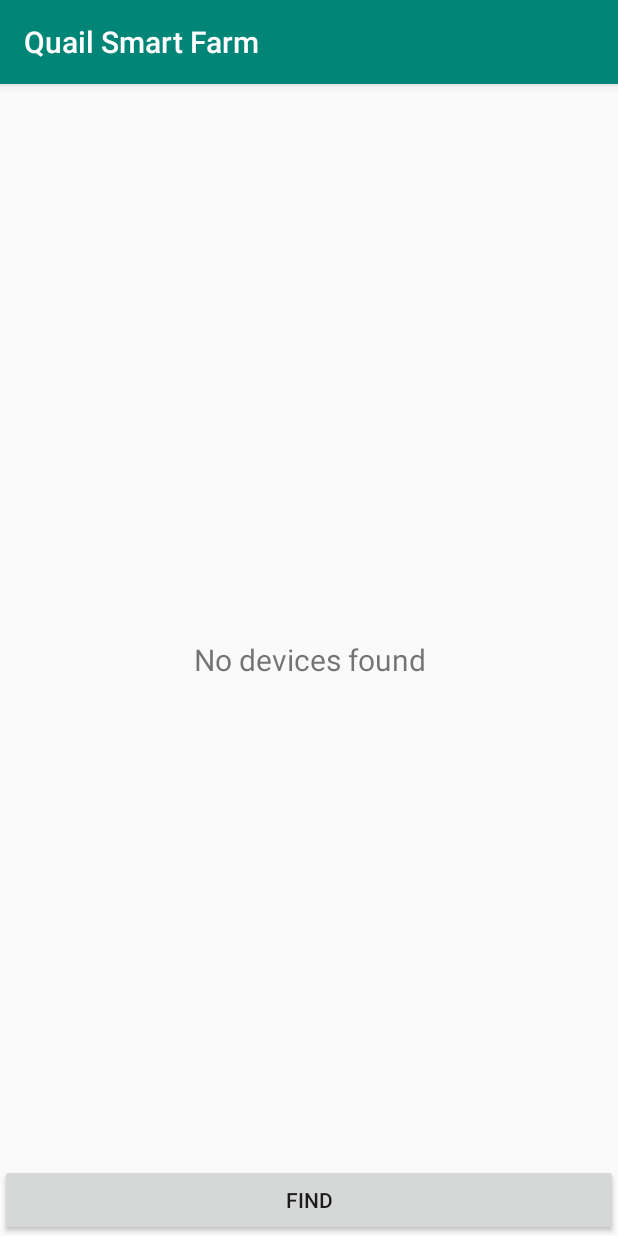
After one commit to pslyp/QuailSmartFarm, an Android app: the DeviceList_2 screen opened directly, with no data from a screen before it, on a phone screen of 412 x 824 dp. The commit adds this screen. Run offline under Robolectric (Android 15) with nearby library versions, the phone set to English and light mode, and no system bars; libraries missing offline, so code that uses them is left out: me.aflak.bluetooth; 2 statements that could not run were skipped.

Commit message:
add bluetooth libs

```diff
--- a/app/build.gradle
+++ b/app/build.gradle
@@ -34,7 +34,8 @@ dependencies {
     implementation 'com.android.support:appcompat-v7:28.0.0'
     implementation 'com.android.support.constraint:constraint-layout:1.1.3'
     implementation 'com.facebook.android:facebook-login:4.40.0'                 //Facebook
-    implementation 'com.akexorcist:bluetoothspp:1.0.0'                          //Bluetooth libs
+    implementation 'com.akexorcist:bluetoothspp:1.0.0'                          //BluetoothSPP libs
+    implementation 'me.aflak.libraries:bluetooth:1.3.4'                         //BluetoothOmar libs
     implementation 'com.android.support:support-v4:28.0.0'
     implementation 'com.android.support:design:28.0.0'
     implementation 'com.android.support:support-vector-drawable:28.0.0'
--- a/app/src/main/AndroidManifest.xml
+++ b/app/src/main/AndroidManifest.xml
@@ -10,7 +10,7 @@
     <uses-permission android:name="android.permission.READ_PHONE_STATE" />
     <uses-permission android:name="android.permission.BLUETOOTH" />
     <uses-permission android:name="android.permission.BLUETOOTH_ADMIN" />
-    <uses-permission android:name="android.permission.ACCESS_COARSE_LOCATION" />
+    <uses-permission android:name="android.permission.ACCESS_COARSE_LOCATION" /> <!-- <uses-permission android:name="android.permission.ACCESS_FINE_LOCATION" /> -->
     <uses-permission android:name="android.permission.CHANGE_WIFI_MULTICAST_STATE" />
     <uses-permission android:name="android.permission.CHANGE_WIFI_STATE" />
 
@@ -23,7 +23,9 @@
         android:roundIcon="@mipmap/ic_launcher_round"
         android:supportsRtl="true"
         android:theme="@style/AppTheme">
-        <activity android:name=".DeviceList"></activity>
+        <activity android:name=".DeviceList_2"></activity>
+        <activity android:name=".Settings_2" />
+        <activity android:name=".DeviceList" />
         <activity android:name=".settings" />
         <activity android:name=".configs.EsptouchDemoActivity" />
         <activity android:name=".Gauge" />
--- /dev/null
+++ b/app/src/main/java/com/pslyp/dev/quailsmartfarm/DeviceList_2.java
@@ -0,0 +1,99 @@
+package com.pslyp.dev.quailsmartfarm;
+
+import android.bluetooth.BluetoothDevice;
+import android.os.Bundle;
+import android.support.v7.app.AppCompatActivity;
+import android.view.View;
+import android.widget.ArrayAdapter;
+import android.widget.Button;
+import android.widget.ListView;
+import android.widget.TextView;
+
+import java.util.List;
+
+import me.aflak.bluetooth.Bluetooth;
+import me.aflak.bluetooth.DiscoveryCallback;
+
+public class DeviceList_2 extends AppCompatActivity implements View.OnClickListener {
+
+    private Bluetooth mBluetooth = new Bluetooth(this);
+
+    private Button mButton;
+    private ListView mListView;
+    private TextView mTextView;
+
+    @Override
+    protected void onCreate(Bundle savedInstanceState) {
+        super.onCreate(savedInstanceState);
+        setContentView(R.layout.activity_device_list_2);
+
+        initInstance();
+    }
+
+    @Override
+    public void onClick(View view) {
+        switch (view.getId()) {
+            case R.id.button_find :
+                mBluetooth.startScanning();
+                break;
+        }
+    }
+
+    private void initInstance() {
+        mButton = findViewById(R.id.button_find);
+        findViewById(R.id.button_find).setOnClickListener(this);
+        mListView = findViewById(R.id.list_view);
+        mTextView = findViewById(R.id.text_view);
+//        mTextView.setVisibility(View.GONE);
+
+        getPairedDevices();
+
+        mBluetooth.setDiscoveryCallback(new DiscoveryCallback() {
+            @Override
+            public void onDiscoveryStarted() {
+
+            }
+
+            @Override
+            public void onDiscoveryFinished() {
+
+            }
+
+            @Override
+            public void onDeviceFound(BluetoothDevice device) {
+//                List<BluetoothDevice> devices = device;
+//
+//                mListView.setAdapter(new ArrayAdapter<BluetoothDevice>(this, R.layout.device_item, device));
+            }
+
+            @Override
+            public void onDevicePaired(BluetoothDevice device) {
+
+            }
+
+            @Override
+            public void onDeviceUnpaired(BluetoothDevice device) {
+
+            }
+
+            @Override
+            public void onError(String message) {
+
+            }
+        });
+    }
+
+    private void getPairedDevices() {
+        if(mBluetooth.isEnabled()) {
+            List<BluetoothDevice> devices = mBluetooth.getPairedDevices();
+
+            if(devices != null) {
+                mListView.setAdapter(new ArrayAdapter<BluetoothDevice>(this, R.layout.device_item, devices));
+                mTextView.setVisibility(View.GONE);
+            } else {
+                mListView.setVisibility(View.GONE);
+                mTextView.setVisibility(View.VISIBLE);
+            }
+        }
+    }
+}
--- a/app/src/main/java/com/pslyp/dev/quailsmartfarm/MainActivity.java
+++ b/app/src/main/java/com/pslyp/dev/quailsmartfarm/MainActivity.java
@@ -116,7 +116,7 @@ public class MainActivity extends AppCompatActivity implements View.OnClickListe
                 return true;
             case R.id.bluetooth_submenu:
                 //Toast.makeText(this, "Bluetooth", Toast.LENGTH_SHORT).show();
-                startActivity(new Intent(MainActivity.this, settings.class));
+                startActivity(new Intent(MainActivity.this, Settings_2.class));
                 finish();
                 return true;
             case R.id.wifi_submenu:
--- /dev/null
+++ b/app/src/main/res/layout/activity_device_list_2.xml
@@ -0,0 +1,30 @@
+<?xml version="1.0" encoding="utf-8"?>
+<FrameLayout
+    xmlns:android="http://schemas.android.com/apk/res/android"
+    xmlns:app="http://schemas.android.com/apk/res-auto"
+    xmlns:tools="http://schemas.android.com/tools"
+    android:layout_width="match_parent"
+    android:layout_height="match_parent"
+    tools:context=".DeviceList_2">
+
+    <ListView
+        android:id="@+id/list_view"
+        android:layout_width="match_parent"
+        android:layout_height="match_parent" />
+
+    <TextView
+        android:id="@+id/text_view"
+        android:layout_width="match_parent"
+        android:layout_height="match_parent"
+        android:gravity="center"
+        android:text="No devices found"
+        android:textSize="20sp" />
+
+    <Button
+        android:id="@+id/button_find"
+        android:layout_width="match_parent"
+        android:layout_height="wrap_content"
+        android:layout_gravity="bottom"
+        android:text="find" />
+
+</FrameLayout>
```
Also changed, not shown: app/src/main/java/com/pslyp/dev/quailsmartfarm/DeviceList.java (+28 -12 lines), app/src/main/java/com/pslyp/dev/quailsmartfarm/Settings_2.java (added, +55 -0 lines), app/src/main/res/layout/activity_settings_2.xml (added, +56 -0 lines).
